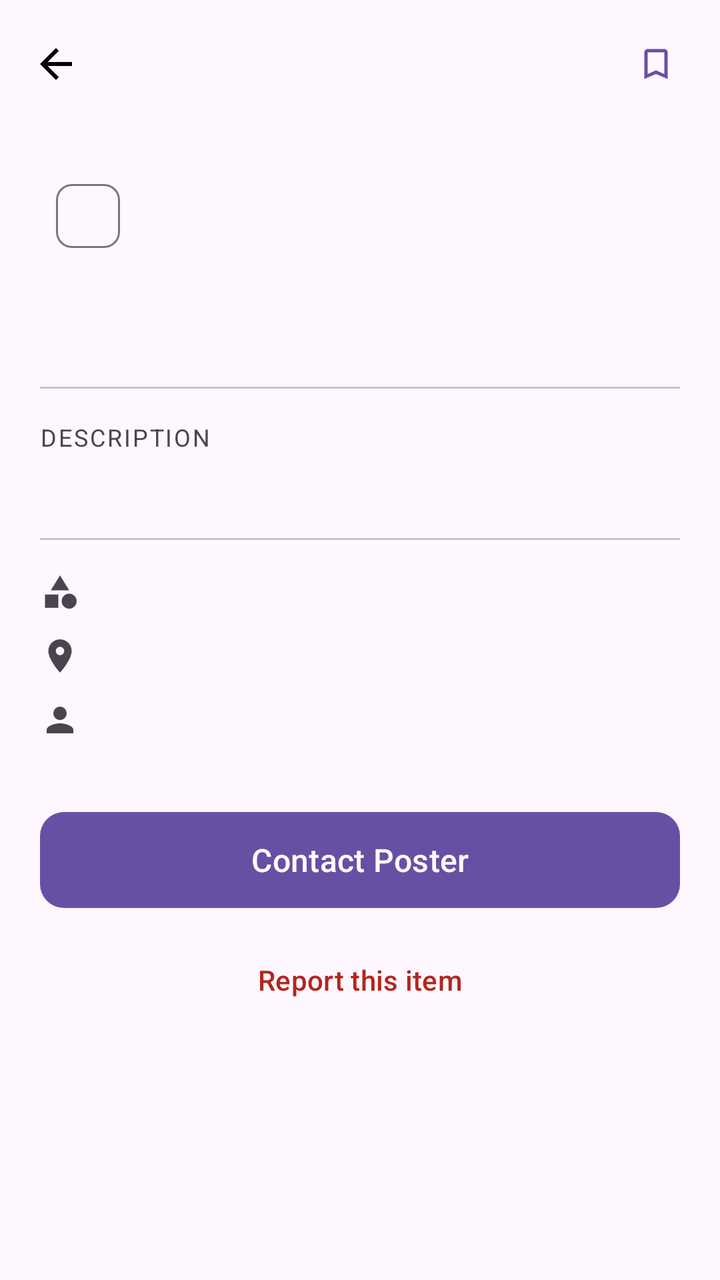
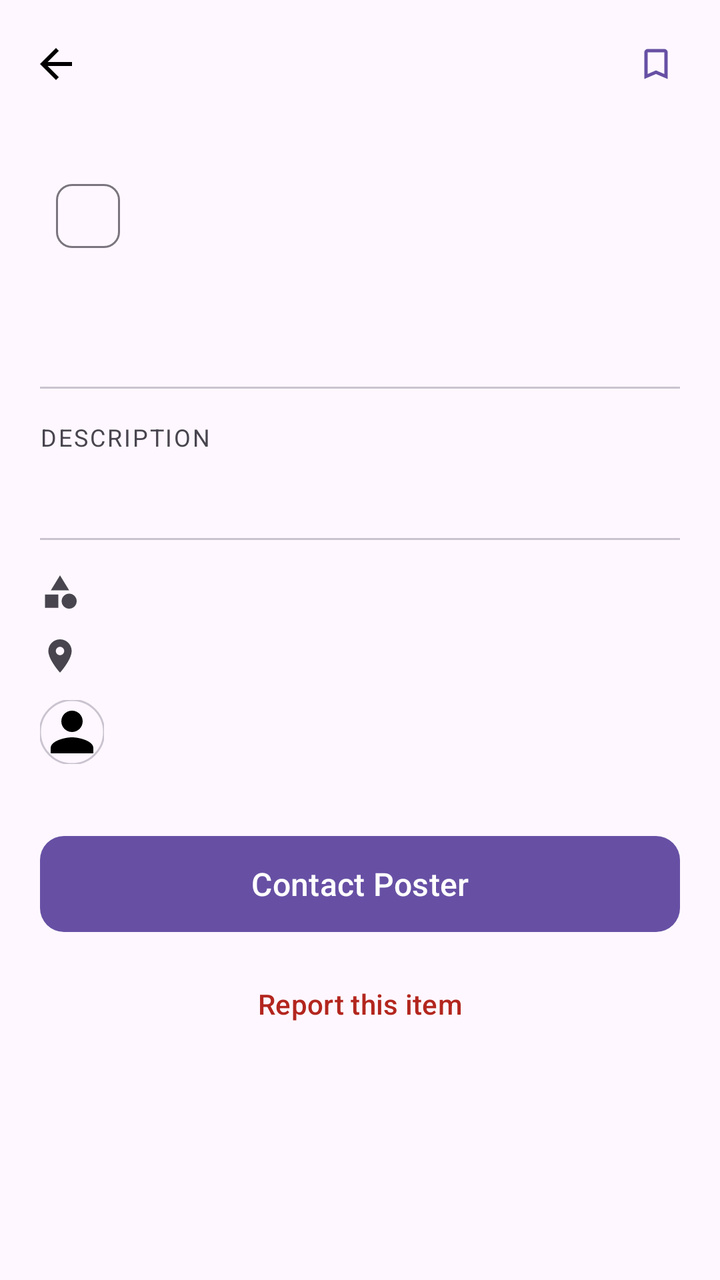

Before-and-after screenshots of an Android layout around one commit, followed by the original layout XML and the change that was made.
<!-- AndroidManifest.xml: application theme Theme.Findly -->
<!-- res/layout/fragment_item_detail.xml -->
<?xml version="1.0" encoding="utf-8"?>
<androidx.coordinatorlayout.widget.CoordinatorLayout
    xmlns:android="http://schemas.android.com/apk/res/android"
    xmlns:app="http://schemas.android.com/apk/res-auto"
    android:layout_width="match_parent"
    android:layout_height="match_parent">

    <com.google.android.material.appbar.AppBarLayout
        android:id="@+id/appBarLayout"
        android:layout_width="match_parent"
        android:layout_height="wrap_content">

        <com.google.android.material.appbar.MaterialToolbar
            android:id="@+id/toolbar"
            android:layout_width="match_parent"
            android:layout_height="?attr/actionBarSize"
            app:navigationIcon="@drawable/ic_arrow_back"
            app:title="">

            <com.google.android.material.button.MaterialButton
                android:id="@+id/btnSave"
                style="@style/Widget.Material3.Button.IconButton"
                android:layout_width="wrap_content"
                android:layout_height="wrap_content"
                android:layout_gravity="end"
                android:layout_marginEnd="8dp"
                app:icon="@drawable/ic_bookmark_outline"
                android:contentDescription="@string/btn_save" />

        </com.google.android.material.appbar.MaterialToolbar>
    </com.google.android.material.appbar.AppBarLayout>

        <androidx.core.widget.NestedScrollView
        android:layout_width="match_parent"
        android:layout_height="match_parent"
        app:layout_behavior="@string/appbar_scrolling_view_behavior">

        <LinearLayout
            android:layout_width="match_parent"
            android:layout_height="wrap_content"
            android:orientation="vertical"
            android:padding="20dp">

            
            <ImageView
                android:id="@+id/ivItemImage"
                android:layout_width="match_parent"
                android:layout_height="240dp"
                android:scaleType="centerCrop"
                android:visibility="gone"
                android:contentDescription="@null" />

            
            <LinearLayout
                android:layout_width="match_parent"
                android:layout_height="wrap_content"
                android:orientation="horizontal"
                android:gravity="center_vertical">

                <com.google.android.material.chip.Chip
                    android:id="@+id/chipType"
                    android:layout_width="wrap_content"
                    android:layout_height="wrap_content"
                    style="@style/Widget.Material3.Chip.Assist"
                    android:clickable="false"
                    android:focusable="false" />

                <View
                    android:layout_width="0dp"
                    android:layout_height="0dp"
                    android:layout_weight="1" />

                <TextView
                    android:id="@+id/tvTimestamp"
                    android:layout_width="wrap_content"
                    android:layout_height="wrap_content"
                    android:textSize="13sp"
                    android:textColor="?attr/colorOnSurfaceVariant" />

            </LinearLayout>

            
            <TextView
                android:id="@+id/tvTitle"
                android:layout_width="match_parent"
                android:layout_height="wrap_content"
                android:layout_marginTop="16dp"
                android:textSize="22sp"
                android:textStyle="bold"
                android:textColor="?attr/colorOnSurface" />

            
            <View
                android:layout_width="match_parent"
                android:layout_height="1dp"
                android:layout_marginVertical="16dp"
                android:background="?attr/colorOutlineVariant" />

            
            <TextView
                android:layout_width="wrap_content"
                android:layout_height="wrap_content"
                android:text="@string/label_description"
                android:textSize="12sp"
                android:textAllCaps="true"
                android:letterSpacing="0.08"
                android:textColor="?attr/colorOnSurfaceVariant" />

            
            <TextView
                android:id="@+id/tvDescription"
                android:layout_width="match_parent"
                android:layout_height="wrap_content"
                android:layout_marginTop="6dp"
                android:textSize="15sp"
                android:lineSpacingMultiplier="1.4"
                android:textColor="?attr/colorOnSurface" />

            
            <View
                android:layout_width="match_parent"
                android:layout_height="1dp"
                android:layout_marginVertical="16dp"
                android:background="?attr/colorOutlineVariant" />

            
            <LinearLayout
                android:layout_width="match_parent"
                android:layout_height="wrap_content"
                android:orientation="horizontal"
                android:gravity="center_vertical">

                <ImageView
                    android:layout_width="20dp"
                    android:layout_height="20dp"
                    android:src="@drawable/ic_category"
                    app:tint="?attr/colorOnSurfaceVariant"
                    android:contentDescription="@null" />

                <TextView
                    android:id="@+id/tvCategory"
                    android:layout_width="wrap_content"
                    android:layout_height="wrap_content"
                    android:layout_marginStart="8dp"
                    android:textSize="14sp"
                    android:textColor="?attr/colorOnSurfaceVariant" />

            </LinearLayout>

            
            <LinearLayout
                android:layout_width="match_parent"
                android:layout_height="wrap_content"
                android:orientation="horizontal"
                android:gravity="center_vertical"
                android:layout_marginTop="12dp">

                <ImageView
                    android:layout_width="20dp"
                    android:layout_height="20dp"
                    android:src="@drawable/ic_location"
                    app:tint="?attr/colorOnSurfaceVariant"
                    android:contentDescription="@null" />

                <TextView
                    android:id="@+id/tvLocation"
                    android:layout_width="wrap_content"
                    android:layout_height="wrap_content"
                    android:layout_marginStart="8dp"
                    android:textSize="14sp"
                    android:textColor="?attr/colorOnSurfaceVariant" />

            </LinearLayout>

            
            <LinearLayout
                android:layout_width="match_parent"
                android:layout_height="wrap_content"
                android:orientation="horizontal"
                android:gravity="center_vertical"
                android:layout_marginTop="12dp">

                <ImageView
                    android:layout_width="20dp"
                    android:layout_height="20dp"
                    android:src="@drawable/ic_person"
                    app:tint="?attr/colorOnSurfaceVariant"
                    android:contentDescription="@null" />

                <TextView
                    android:id="@+id/tvPostedBy"
                    android:layout_width="wrap_content"
                    android:layout_height="wrap_content"
                    android:layout_marginStart="8dp"
                    android:textSize="14sp"
                    android:textColor="?attr/colorOnSurfaceVariant" />

            </LinearLayout>

            
            <View
                android:layout_width="match_parent"
                android:layout_height="32dp" />

            
            <com.google.android.material.button.MaterialButton
                android:id="@+id/btnContact"
                android:layout_width="match_parent"
                android:layout_height="56dp"
                android:text="@string/btn_contact"
                android:textSize="16sp"
                app:cornerRadius="12dp" />

            
            <com.google.android.material.button.MaterialButton
                android:id="@+id/btnReport"
                style="@style/Widget.Material3.Button.TextButton"
                android:layout_width="match_parent"
                android:layout_height="wrap_content"
                android:layout_marginTop="8dp"
                android:text="@string/btn_report"
                android:textColor="?attr/colorError" />

        </LinearLayout>

    </androidx.core.widget.NestedScrollView>

    
    <com.google.android.material.progressindicator.CircularProgressIndicator
        android:id="@+id/progressBar"
        android:layout_width="wrap_content"
        android:layout_height="wrap_content"
        android:layout_gravity="center"
        android:visibility="gone" />

</androidx.coordinatorlayout.widget.CoordinatorLayout>
<!-- resources referenced by this layout -->
<resources>
  <!-- drawable ic_arrow_back (drawable) -->
  <vector xmlns:android="http://schemas.android.com/apk/res/android"
      android:width="24dp"
      android:height="24dp"
      android:viewportWidth="24"
      android:viewportHeight="24">
      <path
          android:fillColor="@android:color/black"
          android:pathData="M20,11H7.83l5.59,-5.59L12,4l-8,8 8,8 1.41,-1.41L7.83,13H20v-2z"/>
  </vector>
  <!-- drawable ic_bookmark_outline (drawable) -->
  <vector xmlns:android="http://schemas.android.com/apk/res/android"
      android:width="24dp"
      android:height="24dp"
      android:viewportWidth="24"
      android:viewportHeight="24">
      <path
          android:fillColor="@android:color/black"
          android:pathData="M17,3H7c-1.1,0 -2,0.9 -2,2v16l7,-3 7,3V5c0,-1.1 -0.9,-2 -2,-2zM17,18l-5,-2.18L7,18V5h10v13z"/>
  </vector>
  <!-- drawable ic_category (drawable) -->
  <vector xmlns:android="http://schemas.android.com/apk/res/android"
      android:width="24dp"
      android:height="24dp"
      android:viewportWidth="24"
      android:viewportHeight="24">
  
      
      <path
          android:fillColor="@android:color/black"
          android:pathData="M12,2 L6.5,11 H17.5 Z"/>
  
      
      <path
          android:fillColor="@android:color/black"
          android:pathData="M17.5,13 A4.5,4.5 0 1,0 17.5,22 A4.5,4.5 0 1,0 17.5,13"/>
  
      
      <path
          android:fillColor="@android:color/black"
          android:pathData="M3,13.5 H11 V21.5 H3 Z"/>
  
  </vector>
  <!-- drawable ic_location (drawable) -->
  <vector xmlns:android="http://schemas.android.com/apk/res/android"
      android:width="24dp"
      android:height="24dp"
      android:viewportWidth="24"
      android:viewportHeight="24">
      <path
          android:fillColor="@android:color/black"
          android:pathData="M12,2C8.13,2 5,5.13 5,9c0,5.25 7,13 7,13s7,-7.75 7,-13c0,-3.87 -3.13,-7 -7,-7zM12,11.5c-1.38,0 -2.5,-1.12 -2.5,-2.5s1.12,-2.5 2.5,-2.5 2.5,1.12 2.5,2.5 -1.12,2.5 -2.5,2.5z"/>
  </vector>
  <!-- drawable ic_person (drawable) -->
  <vector xmlns:android="http://schemas.android.com/apk/res/android"
      android:width="24dp"
      android:height="24dp"
      android:viewportWidth="24"
      android:viewportHeight="24">
      <path
          android:fillColor="@android:color/black"
          android:pathData="M12,12c2.21,0 4,-1.79 4,-4s-1.79,-4 -4,-4 -4,1.79 -4,4 1.79,4 4,4zM12,14c-2.67,0 -8,1.34 -8,4v2h16v-2c0,-2.66 -5.33,-4 -8,-4z"/>
  </vector>
  <string name="btn_contact">Contact Poster</string>
  <string name="btn_report">Report this item</string>
  <string name="btn_save">Save item</string>
  <string name="label_description">Description</string>
  <style name="Theme.Findly" parent="Base.Theme.Findly" />
  <style name="Base.Theme.Findly" parent="Theme.Material3.DayNight.NoActionBar">
          
          
      </style>
</resources>

<!-- the commit's change to res/layout/fragment_item_detail.xml (unified diff, before → after) -->
@@ -180,12 +180,15 @@
                 android:gravity="center_vertical"
                 android:layout_marginTop="12dp">
 
-                <ImageView
-                    android:layout_width="20dp"
-                    android:layout_height="20dp"
+                <com.google.android.material.imageview.ShapeableImageView
+                    android:id="@+id/ivPosterAvatar"
+                    android:layout_width="32dp"
+                    android:layout_height="32dp"
+                    android:scaleType="centerCrop"
                     android:src="@drawable/ic_person"
-                    app:tint="?attr/colorOnSurfaceVariant"
-                    android:contentDescription="@null" />
+                    app:shapeAppearanceOverlay="@style/CircleImageView"
+                    app:strokeColor="?attr/colorOutlineVariant"
+                    app:strokeWidth="1dp" />
 
                 <TextView
                     android:id="@+id/tvPostedBy"
@@ -220,6 +223,18 @@
                 android:layout_marginTop="8dp"
                 android:text="@string/btn_report"
                 android:textColor="?attr/colorError" />
+
+            
+            <com.google.android.material.button.MaterialButton
+                android:id="@+id/btnDelete"
+                style="@style/Widget.Material3.Button.OutlinedButton"
+                android:layout_width="match_parent"
+                android:layout_height="wrap_content"
+                android:layout_marginTop="8dp"
+                android:text="@string/btn_delete"
+                android:textColor="?attr/colorError"
+                app:strokeColor="?attr/colorError"
+                android:visibility="gone" />
 
         </LinearLayout>
 
<!-- resource entries referenced after the edit -->
@@ -64,9 +64,14 @@
           android:pathData="M12,12c2.21,0 4,-1.79 4,-4s-1.79,-4 -4,-4 -4,1.79 -4,4 1.79,4 4,4zM12,14c-2.67,0 -8,1.34 -8,4v2h16v-2c0,-2.66 -5.33,-4 -8,-4z"/>
   </vector>
   <string name="btn_contact">Contact Poster</string>
+  <string name="btn_delete">Delete Post</string>
   <string name="btn_report">Report this item</string>
   <string name="btn_save">Save item</string>
   <string name="label_description">Description</string>
+  <style name="CircleImageView" parent="">
+          <item name="cornerFamily">rounded</item>
+          <item name="cornerSize">50%</item>
+      </style>
   <style name="Theme.Findly" parent="Base.Theme.Findly" />
   <style name="Base.Theme.Findly" parent="Theme.Material3.DayNight.NoActionBar">
           
